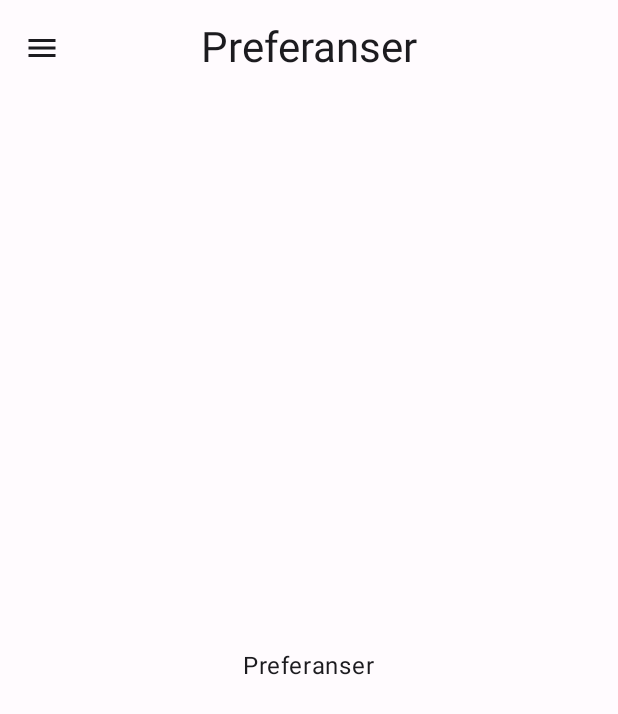
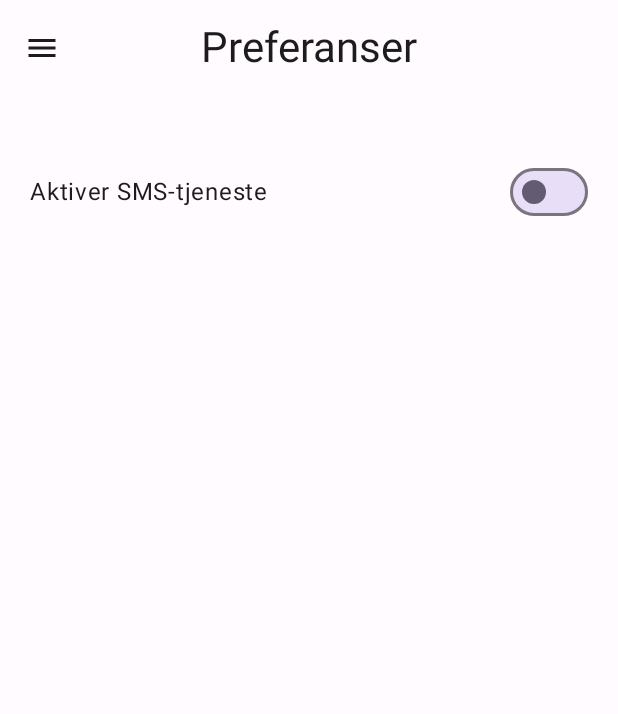
Before and after one commit to magnuskvandal/DAVE3600_Apputvikling, an Android app built with Jetpack Compose: the PreferencesScreen screen opened through its navigation route, on a phone screen of 412 x 824 dp. Shown: the top 714 px of the screen. Run offline under Robolectric (Android 15) with nearby library versions, the phone set to English and light mode, and no system bars; our stand-ins replace Room's generated code.

Commit message:
Implementert PreferencesViewModel, PreferencesRepository og PreferencesScree

```diff
--- a/Mappe2/app/build.gradle.kts
+++ b/Mappe2/app/build.gradle.kts
@@ -42,6 +42,7 @@ android {
 }
 
 dependencies {
+    implementation(libs.androidx.work.runtime.ktx)
     implementation(libs.androidx.compose.material.icons.extended)
     coreLibraryDesugaring(libs.desugar.jdk.libs)
     implementation(libs.androidx.room.runtime)
--- a/Mappe2/app/src/main/AndroidManifest.xml
+++ b/Mappe2/app/src/main/AndroidManifest.xml
@@ -1,6 +1,9 @@
 <?xml version="1.0" encoding="utf-8"?>
 <manifest xmlns:android="http://schemas.android.com/apk/res/android"
     xmlns:tools="http://schemas.android.com/tools">
+
+    <uses-permission android:name="android.permission.SEND_SMS"/>
+    <uses-feature android:name="android.hardware.telephony"/>
 
     <application
         android:name=".BirthdayAssistantApplication"
--- a/Mappe2/app/src/main/java/com/example/bursdagsassistent_s356228/BirthdayAssistantApplication.kt
+++ b/Mappe2/app/src/main/java/com/example/bursdagsassistent_s356228/BirthdayAssistantApplication.kt
@@ -4,10 +4,14 @@ import android.app.Application
 import androidx.room.Room
 import com.example.bursdagsassistent_s356228.data.database.AppDatabase
 import com.example.bursdagsassistent_s356228.repositories.FriendRepository
+import com.example.bursdagsassistent_s356228.repositories.PreferencesRepository
 
 class BirthdayAssistantApplication: Application() {
     lateinit var friendRepository: FriendRepository
         private set
+    lateinit var preferencesRepository: PreferencesRepository
+        private set
+
 
     override fun onCreate() {
         super.onCreate()
@@ -17,5 +21,6 @@ class BirthdayAssistantApplication: Application() {
             "birthday_assistant_database"
         ).build()
         friendRepository = FriendRepository(friendDao = database.friendDao())
+        preferencesRepository = PreferencesRepository(application = this)
     }
 }
--- /dev/null
+++ b/Mappe2/app/src/main/java/com/example/bursdagsassistent_s356228/repositories/PreferencesRepository.kt
@@ -0,0 +1,33 @@
+package com.example.bursdagsassistent_s356228.repositories
+
+import android.app.Application
+import android.content.Context
+import android.content.SharedPreferences
+
+
+class PreferencesRepository(application: Application) {
+    private val sharedPref: SharedPreferences = application.getSharedPreferences(
+        "birthday_assistant_pref",
+        Context.MODE_PRIVATE
+    )
+
+    fun setSmsService(enabled: Boolean){
+        val editor = sharedPref.edit()
+        editor.putBoolean("sms_service", enabled)
+        editor.apply()
+    }
+
+    fun getSmsService(): Boolean{
+        return sharedPref.getBoolean("sms_service", false)
+    }
+
+    fun setDefaultSmsMessage(message: String){
+        val editor = sharedPref.edit()
+        editor.putString("default_sms_message", message)
+        editor.apply()
+    }
+
+    fun getDefaultSmsMessage(): String{
+        return sharedPref.getString("default_sms_message", "Gratulerer med dagen!") ?: ""
+    }
+}
--- a/Mappe2/app/src/main/java/com/example/bursdagsassistent_s356228/ui/screens/FriendDetailsScreen.kt
+++ b/Mappe2/app/src/main/java/com/example/bursdagsassistent_s356228/ui/screens/FriendDetailsScreen.kt
@@ -37,8 +37,8 @@ fun FriendDetailsScreen(
     modifier: Modifier = Modifier,
     onNavigate: () -> Unit,
     onEditClick: (Int) -> Unit,
+    viewModel: FriendDetailsViewModel = viewModel(factory = AppViewModelProvider.Factory)
 ) {
-    val viewModel: FriendDetailsViewModel = viewModel(factory = AppViewModelProvider.Factory)
     val friend by viewModel.friend.collectAsState()
     var showDeleteConfirmationDialog by rememberSaveable { mutableStateOf(false) }
 
--- a/Mappe2/app/src/main/java/com/example/bursdagsassistent_s356228/ui/screens/FriendFormScreen.kt
+++ b/Mappe2/app/src/main/java/com/example/bursdagsassistent_s356228/ui/screens/FriendFormScreen.kt
@@ -165,7 +165,9 @@ fun FriendFormScreen(
 
             Button(
                 onClick = { viewModel.saveFriend(onSuccess = onNavigate) },
-                modifier = Modifier.fillMaxWidth().padding(top = 16.dp),
+                modifier = Modifier
+                    .fillMaxWidth()
+                    .padding(top = 16.dp),
             ) {
                 Text(text = if (uiState.id != 0) stringResource(R.string.form_button_update_friend) else stringResource(R.string.form_button_save_friend))
             }
--- a/Mappe2/app/src/main/java/com/example/bursdagsassistent_s356228/ui/screens/FriendListScreen.kt
+++ b/Mappe2/app/src/main/java/com/example/bursdagsassistent_s356228/ui/screens/FriendListScreen.kt
@@ -49,9 +49,9 @@ fun FriendListScreen(
     modifier: Modifier = Modifier,
     onFriendClick: (Int) -> Unit,
     onAddFriendClick: () -> Unit,
-    onPreferencesClick: () -> Unit
+    onPreferencesClick: () -> Unit,
+    viewModel: FriendListViewModel = viewModel(factory = AppViewModelProvider.Factory)
 ) {
-    val viewModel: FriendListViewModel = viewModel(factory = AppViewModelProvider.Factory)
     val groupedFriends by viewModel.groupedFriends.collectAsState()
     val collapsedGroups by viewModel.collapsedGroups.collectAsState()
     val drawerState = rememberDrawerState(initialValue = DrawerValue.Closed)
--- a/Mappe2/app/src/main/java/com/example/bursdagsassistent_s356228/ui/screens/PreferencesScreen.kt
+++ b/Mappe2/app/src/main/java/com/example/bursdagsassistent_s356228/ui/screens/PreferencesScreen.kt
@@ -1,32 +1,51 @@
 package com.example.bursdagsassistent_s356228.ui.screens
 
-import androidx.compose.foundation.layout.Box
+import androidx.compose.animation.AnimatedVisibility
+import androidx.compose.foundation.layout.Arrangement
+import androidx.compose.foundation.layout.Column
+import androidx.compose.foundation.layout.Row
 import androidx.compose.foundation.layout.fillMaxSize
+import androidx.compose.foundation.layout.fillMaxWidth
 import androidx.compose.foundation.layout.padding
 import androidx.compose.material.icons.Icons
 import androidx.compose.material.icons.filled.Menu
 import androidx.compose.material3.DrawerValue
+import androidx.compose.material3.MaterialTheme
 import androidx.compose.material3.ModalNavigationDrawer
+import androidx.compose.material3.OutlinedTextField
 import androidx.compose.material3.Scaffold
+import androidx.compose.material3.Switch
+import androidx.compose.material3.SwitchDefaults
 import androidx.compose.material3.Text
 import androidx.compose.material3.rememberDrawerState
 import androidx.compose.runtime.Composable
+import androidx.compose.runtime.collectAsState
+import androidx.compose.runtime.getValue
 import androidx.compose.runtime.rememberCoroutineScope
 import androidx.compose.ui.Alignment
 import androidx.compose.ui.Modifier
 import androidx.compose.ui.res.stringResource
+import androidx.compose.ui.tooling.preview.Preview
+import androidx.compose.ui.unit.dp
+import androidx.lifecycle.viewmodel.compose.viewModel
 import com.example.bursdagsassistent_s356228.R
 import com.example.bursdagsassistent_s356228.ui.components.DrawerContent
 import com.example.bursdagsassistent_s356228.ui.components.TopBar
+import com.example.bursdagsassistent_s356228.ui.theme.Bursdagsassistent_s356228Theme
+import com.example.bursdagsassistent_s356228.ui.viewmodels.AppViewModelProvider
+import com.example.bursdagsassistent_s356228.ui.viewmodels.PreferencesViewModel
 import kotlinx.coroutines.launch
 
 @Composable
 fun PreferencesScreen(
     modifier: Modifier = Modifier,
-    onFriendListClick: () -> Unit
+    onFriendListClick: () -> Unit,
+    viewModel: PreferencesViewModel = viewModel(factory = AppViewModelProvider.Factory)
 ){
     val drawerState = rememberDrawerState(initialValue = DrawerValue.Closed)
     val scope = rememberCoroutineScope()
+    val uiState by viewModel.uiState.collectAsState()
+
     ModalNavigationDrawer(
         modifier = modifier,
         drawerState = drawerState,
@@ -43,7 +62,7 @@ fun PreferencesScreen(
         }
     ){
         Scaffold(
-        topBar = {
+            topBar = {
                 TopBar(
                     title = stringResource(R.string.preferences_title),
                     startIcon = Icons.Default.Menu,
@@ -52,13 +71,42 @@ fun PreferencesScreen(
                 )
             }
         ) { innerPadding ->
-            Box(
-                modifier = modifier
+            Column(
+                modifier = Modifier
+                    .padding(innerPadding)
                     .fillMaxSize()
-                    .padding(innerPadding),
-                contentAlignment = Alignment.Center
-            ) {
-                Text(text = "Preferanser")
+                    .padding(vertical = 40.dp, horizontal = 20.dp),
+                horizontalAlignment = Alignment.CenterHorizontally,
+                verticalArrangement = Arrangement.spacedBy(space = 20.dp)
+            ){
+                Row(
+                    modifier = modifier.fillMaxWidth(),
+                    verticalAlignment = Alignment.CenterVertically
+                ){
+                    Text(
+                        text = "Aktiver SMS-tjeneste",
+                        modifier = Modifier.weight(1f)
+                    )
+                    Switch(
+                        checked = uiState.smsServiceEnabled,
+                        onCheckedChange = { viewModel.updateSmsService(enabled = it) },
+                        colors = SwitchDefaults.colors(
+                            checkedThumbColor = MaterialTheme.colorScheme.primary,
+                            checkedTrackColor = MaterialTheme.colorScheme.primaryContainer,
+                            uncheckedThumbColor = MaterialTheme.colorScheme.secondary,
+                            uncheckedTrackColor = MaterialTheme.colorScheme.secondaryContainer,
+                        )
+                    )
+                }
+
+                AnimatedVisibility(visible = uiState.smsServiceEnabled) {
+                    OutlinedTextField(
+                        value = uiState.defaultSmsMessage,
+                        onValueChange = { input -> viewModel.updateDefaultSmsMessage(message = input) },
+                        label = { Text("Standard SMS-melding") },
+                        modifier = Modifier.fillMaxWidth()
+                    )
+                }
             }
         }
     }
--- /dev/null
+++ b/Mappe2/app/src/main/java/com/example/bursdagsassistent_s356228/ui/state/PreferencesUiState.kt
@@ -0,0 +1,6 @@
+package com.example.bursdagsassistent_s356228.ui.state
+
+data class PreferencesUiState(
+    val smsServiceEnabled: Boolean = false,
+    val defaultSmsMessage: String = ""
+)
--- a/Mappe2/app/src/main/java/com/example/bursdagsassistent_s356228/ui/viewmodels/AppViewModelProvider.kt
+++ b/Mappe2/app/src/main/java/com/example/bursdagsassistent_s356228/ui/viewmodels/AppViewModelProvider.kt
@@ -33,5 +33,12 @@ object AppViewModelProvider {
                 application = application
             )
         }
+        initializer {
+            val application = (this[ViewModelProvider.AndroidViewModelFactory.APPLICATION_KEY] as BirthdayAssistantApplication)
+            PreferencesViewModel(
+                preferencesRepository = application.preferencesRepository,
+                application = application
+            )
+        }
     }
 }
--- /dev/null
+++ b/Mappe2/app/src/main/java/com/example/bursdagsassistent_s356228/ui/viewmodels/PreferencesViewModel.kt
@@ -0,0 +1,42 @@
+package com.example.bursdagsassistent_s356228.ui.viewmodels
+
+import android.app.Application
+import androidx.lifecycle.AndroidViewModel
+import com.example.bursdagsassistent_s356228.repositories.PreferencesRepository
+import com.example.bursdagsassistent_s356228.ui.state.PreferencesUiState
+import kotlinx.coroutines.flow.MutableStateFlow
+import kotlinx.coroutines.flow.StateFlow
+import kotlinx.coroutines.flow.asStateFlow
+import kotlinx.coroutines.flow.update
+
+class PreferencesViewModel(val preferencesRepository: PreferencesRepository, application: Application) : AndroidViewModel(application) {
+    private val _uiState: MutableStateFlow<PreferencesUiState> = MutableStateFlow(value = PreferencesUiState())
+    val uiState: StateFlow<PreferencesUiState> = _uiState.asStateFlow()
+
+    init{
+        _uiState.update {
+            currentState -> currentState.copy(
+                smsServiceEnabled = preferencesRepository.getSmsService(),
+                defaultSmsMessage = preferencesRepository.getDefaultSmsMessage()
+            )
+        }
+    }
+
+    fun updateSmsService(enabled: Boolean){
+        preferencesRepository.setSmsService(enabled = enabled)
+        _uiState.update {
+            currentState -> currentState.copy(
+                smsServiceEnabled = enabled
+            )
+        }
+    }
+
+    fun updateDefaultSmsMessage(message: String){
+        preferencesRepository.setDefaultSmsMessage(message = message)
+        _uiState.update{
+            currentState -> currentState.copy(
+                defaultSmsMessage = message
+            )
+        }
+    }
+}
--- a/Mappe2/gradle/libs.versions.toml
+++ b/Mappe2/gradle/libs.versions.toml
@@ -12,12 +12,14 @@ lifecycleViewmodel = "2.9.3"
 roomRuntime = "2.8.1"
 navigationCompose = "2.9.4"
 desugar_jdk_libs = "2.1.2"
+workRuntimeKtx = "2.10.5"
 
 
 [libraries]
 androidx-core-ktx = { group = "androidx.core", name = "core-ktx", version.ref = "coreKtx" }
 androidx-room-compiler = { module = "androidx.room:room-compiler", version.ref = "roomRuntime" }
 androidx-room-runtime = { module = "androidx.room:room-runtime", version.ref = "roomRuntime" }
+androidx-work-runtime-ktx = { module = "androidx.work:work-runtime-ktx", version.ref = "workRuntimeKtx" }
 junit = { group = "junit", name = "junit", version.ref = "junit" }
 androidx-junit = { group = "androidx.test.ext", name = "junit", version.ref = "junitVersion" }
 androidx-espresso-core = { group = "androidx.test.espresso", name = "espresso-core", version.ref = "espressoCore" }
```
